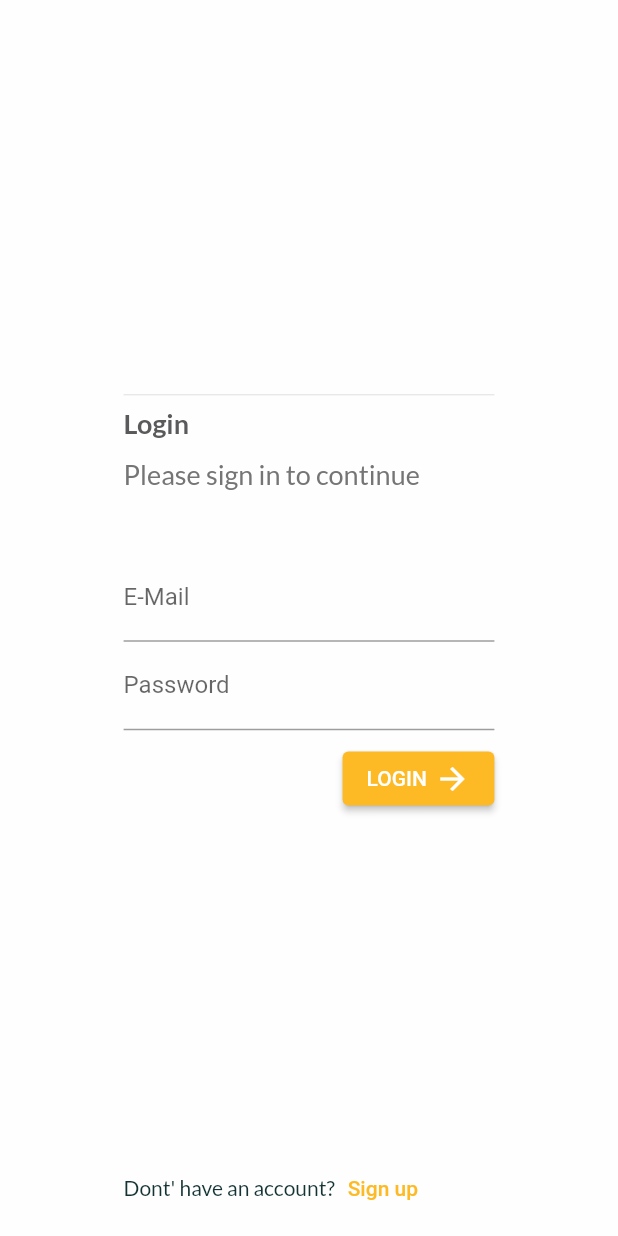
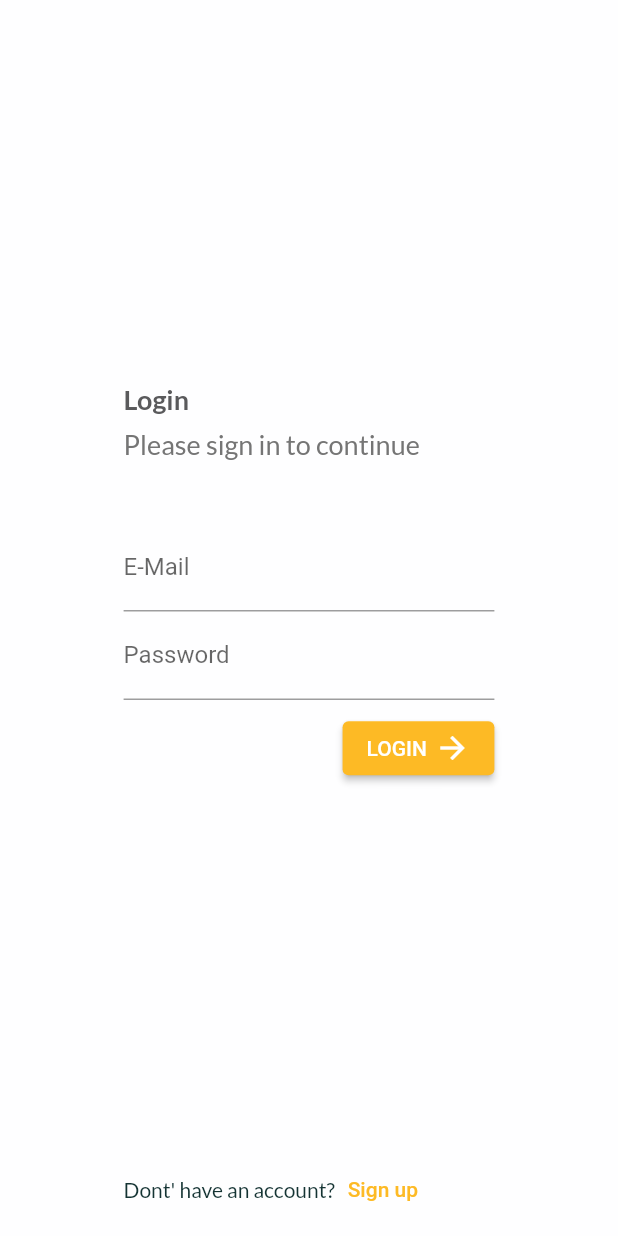
Before and after one commit to darkobuvac998/fuel_map, a Flutter app: the screen it shows after launch, on a phone screen of 412 x 824 dp. Run offline on Flutter 3.47's test engine with Material 2 defaults, Android fonts, the phone set to English and light mode, and no system bars; our stand-ins replace month_picker_dialog, shared_preferences, syncfusion_flutter_charts.

Commit message:
small update

```diff
--- a/lib/screens/auth_screen.dart
+++ b/lib/screens/auth_screen.dart
@@ -105,6 +105,7 @@ class _AuthScreenState extends State<AuthScreen> {
     final deviceSize = MediaQuery.of(context).size;
     return Scaffold(
       body: Center(
+        child: SingleChildScrollView(
           child: Container(
             padding: EdgeInsets.symmetric(
               horizontal: deviceSize.width * 0.2,
@@ -117,7 +118,6 @@ class _AuthScreenState extends State<AuthScreen> {
                 SizedBox(
                   height: deviceSize.height * 0.3,
                 ),
-              const Divider(),
                 _mode == AuthMode.signin
                     ? Text(
                         'Login',
@@ -128,7 +128,7 @@ class _AuthScreenState extends State<AuthScreen> {
                         style: Theme.of(context).textTheme.headline5,
                       ),
                 SizedBox(
-                height: deviceSize.height * 0.015,
+                  height: deviceSize.height * 0.01,
                 ),
                 if (_mode == AuthMode.signin)
                   Text(
@@ -149,7 +149,8 @@ class _AuthScreenState extends State<AuthScreen> {
                 SizedBox(
                   height: deviceSize.height * 0.05,
                 ),
-              Expanded(
+                SizedBox(
+                  height: (deviceSize.height - MediaQuery.of(context).viewInsets.bottom) * 0.5,
                   child: Form(
                     key: _formKey,
                     child: SingleChildScrollView(
@@ -237,7 +238,7 @@ class _AuthScreenState extends State<AuthScreen> {
                   ),
                 ),
                 SizedBox(
-                height: deviceSize.height * 0.05,
+                  height: deviceSize.height * 0.01,
                 ),
                 _mode == AuthMode.signin
                     ? Row(
@@ -270,6 +271,7 @@ class _AuthScreenState extends State<AuthScreen> {
             ),
           ),
         ),
+      ),
     );
   }
 }
--- a/lib/widgets/app_drawer.dart
+++ b/lib/widgets/app_drawer.dart
@@ -1,5 +1,4 @@
 import 'package:flutter/material.dart';
-import 'package:fuel_map/widgets/custom_appbar.dart';
 import '../providers/auth.dart';
 import '../screens/consumption_screen.dart';
 import 'package:provider/provider.dart';
--- a/lib/widgets/no_data_found.dart
+++ b/lib/widgets/no_data_found.dart
@@ -10,6 +10,8 @@ class NoDataFound extends StatelessWidget {
       child: SizedBox(
         height: deviceSize.height * 0.5,
         width: deviceSize.width * 0.5,
+        child: FittedBox(
+          fit: BoxFit.scaleDown,
           child: Column(
             mainAxisAlignment: MainAxisAlignment.center,
             children: [
@@ -23,13 +25,14 @@ class NoDataFound extends StatelessWidget {
               const Text(
                 'No data found',
                 style: TextStyle(
-                fontSize: 20,
+                  fontSize: 40,
                   color: Colors.black54,
                 ),
               )
             ],
           ),
         ),
+      ),
     );
   }
 }
```
Also changed, not shown: lib/widgets/consumption_chart.dart (+14 -6 lines), lib/widgets/month_consumption.dart (+5 -16 lines). Lines whose indentation alone changed are shown as unchanged.
